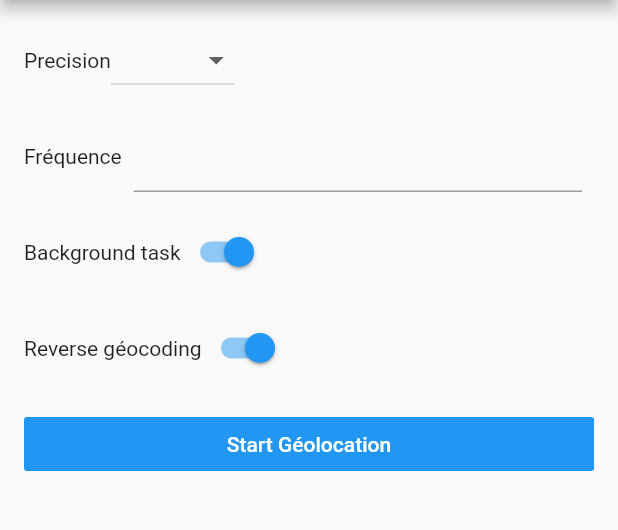
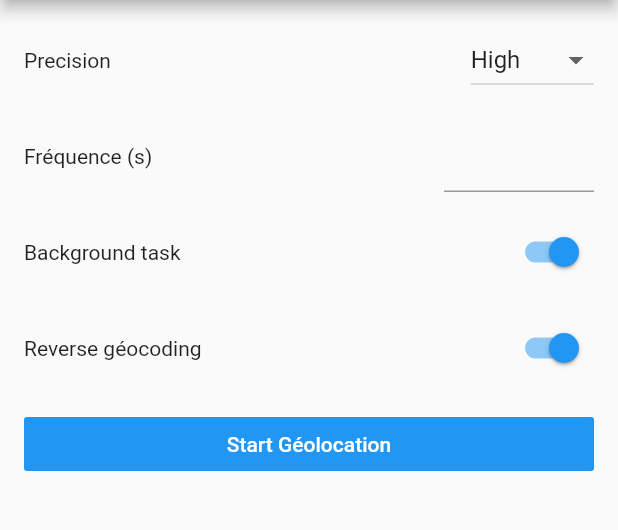
Before and after one commit to Finiition/Nativ_geoloc, a Flutter app: the screen it shows after launch, on a phone screen of 412 x 824 dp, the part 84-614 px from its top. Run offline on Flutter 3.47's test engine with Material 2 defaults, Android fonts, the phone set to English and light mode, and no system bars.

Commit message:
Meilleur apparence du formulaire

```diff
--- a/lib/main.dart
+++ b/lib/main.dart
@@ -12,7 +12,7 @@ class MyApp extends StatelessWidget {
       theme: ThemeData(
         primarySwatch: Colors.blue,
       ),
-      home: MyHomePage(title: 'Flutter Demo Home Page'),
+      home: MyHomePage(),
     );
   }
 }
@@ -27,6 +27,10 @@ class MyHomePage extends StatefulWidget {
 }
 
 class _MyHomePageState extends State<MyHomePage> {
+  String _selectedPrecision = "High";
+
+  bool _backgroundTask;
+  bool _reverseGeocoding;
   @override
   Widget build(BuildContext context) {
     return Scaffold(
@@ -42,13 +46,19 @@ class _MyHomePageState extends State<MyHomePage> {
               Row(
                 children: <Widget>[
                   Text('Precision'),
+                  Spacer(),
                   DropdownButton<String>(
+                    value: _selectedPrecision,
                     items:
                         <String>['High', 'Medium', 'Low'].map((String value) {
                       return new DropdownMenuItem<String>(
                           value: value, child: Text(value));
                     }).toList(),
-                    onChanged: (_) {},
+                    onChanged: (value) {
+                      setState(() {
+                        _selectedPrecision = value;
+                      });
+                    },
                   ),
                 ],
               ),
@@ -57,14 +67,13 @@ class _MyHomePageState extends State<MyHomePage> {
               ),
               Row(
                 children: <Widget>[
-                  Text('Fréquence'),
-                  Expanded(
-                    child: Padding(
-                      padding: const EdgeInsets.symmetric(horizontal: 8.0),
-                      child: TextField(
-                        keyboardType: TextInputType.numberWithOptions(
-                            signed: false, decimal: false),
-                      ),
+                  Text('Fréquence (s)'),
+                  Spacer(),
+                  SizedBox(
+                    width: 100,
+                    child: TextField(
+                      keyboardType: TextInputType.numberWithOptions(
+                          signed: false, decimal: false),
                     ),
                   )
                 ],
@@ -75,6 +84,7 @@ class _MyHomePageState extends State<MyHomePage> {
               Row(
                 children: <Widget>[
                   Text('Background task'),
+                  Spacer(),
                   Switch(
                     value: true,
                     onChanged: (value) {},
@@ -87,6 +97,7 @@ class _MyHomePageState extends State<MyHomePage> {
               Row(
                 children: <Widget>[
                   Text('Reverse géocoding'),
+                  Spacer(),
                   Switch(
                     value: true,
                     onChanged: (value) {},
```
